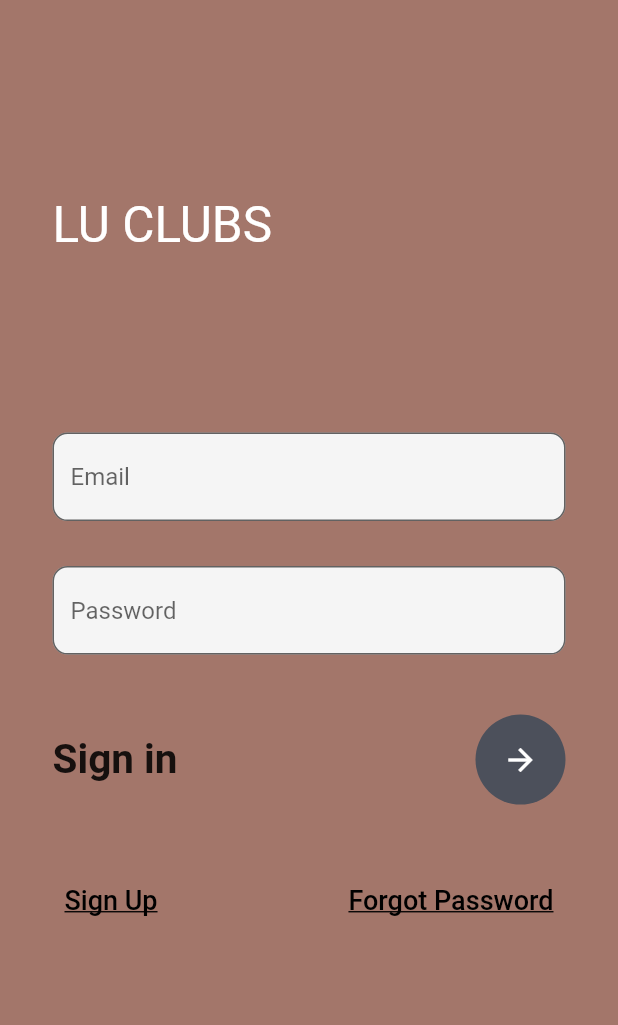
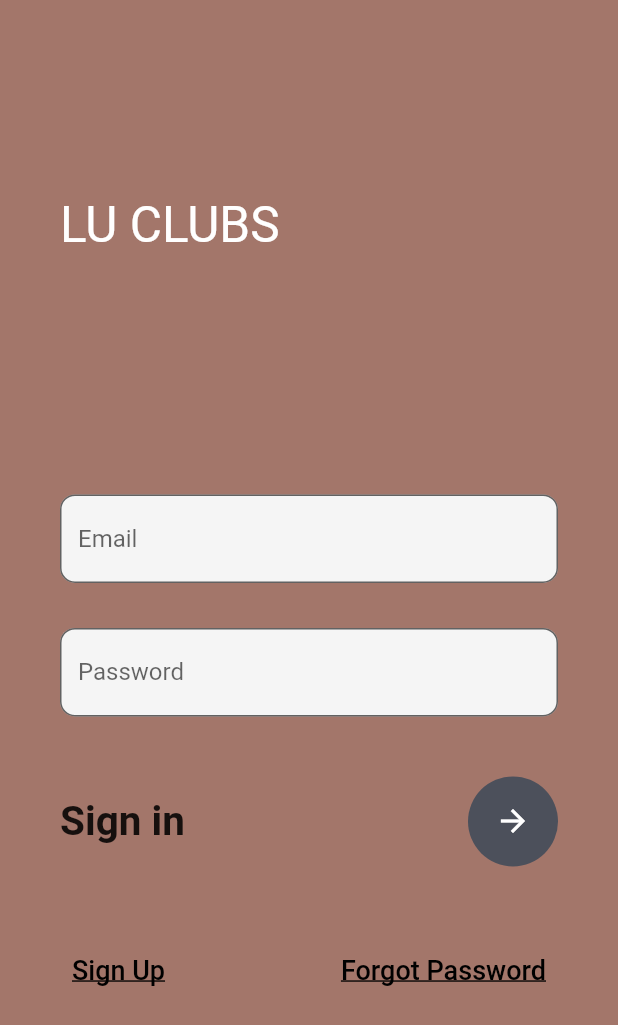
Before and after one commit to arif-sikdar/luclubs, a Flutter app: the screen it shows after launch, on a phone screen of 412 x 824 dp. Shown: the top 1025 px of the screen. Run offline on Flutter 3.47's test engine with Material 2 defaults, Android fonts, the phone set to English and light mode, and no system bars.

```diff
--- a/lib/login.dart
+++ b/lib/login.dart
@@ -20,22 +20,21 @@ class _MyLoginState extends State<MyLogin> {
           children: [
             Container(),
             Container(
-              padding: EdgeInsets.only(left: 35, top: 130),
+              padding: EdgeInsets.only(left: 40, top: 130),
               child: Text(
                 'LU CLUBS',
                 style: TextStyle(color: Colors.white, fontSize: 33),
               ),
-
             ),
             SingleChildScrollView(
               child: Container(
                 padding: EdgeInsets.only(
-                    top: MediaQuery.of(context).size.height * 0.35),
+                    top: MediaQuery.of(context).size.height * 0.4),
                 child: Column(
                   crossAxisAlignment: CrossAxisAlignment.start,
                   children: [
                     Container(
-                      margin: EdgeInsets.only(left: 35, right: 35),
+                      margin: EdgeInsets.only(left: 40, right: 40),
                       child: Column(
                         children: [
                           TextField(
@@ -86,7 +85,7 @@ class _MyLoginState extends State<MyLogin> {
                             ],
                           ),
                           SizedBox(
-                            height: 40,
+                            height: 45,
                           ),
                           Row(
                             mainAxisAlignment: MainAxisAlignment.spaceBetween,
```
